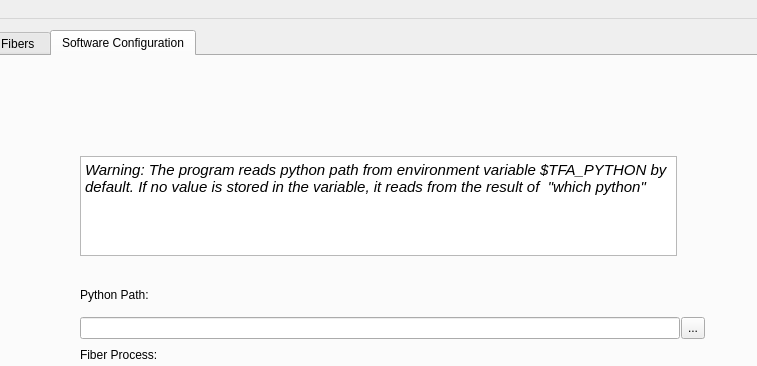
First picture: the form in mainwindow.ui, repository nintendops/T1T2FiberAnalyzer, before the edit; both pictures show x 173 to 930 and y 0 to 366 of the 1117 by 582 pixel window.
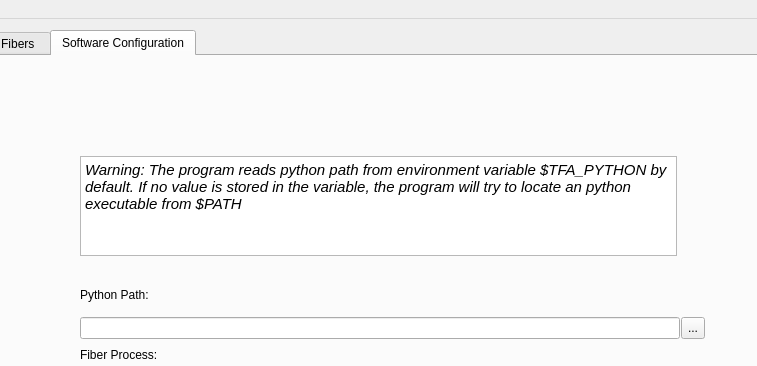
Second picture: the form after the edit. The open tabs and pages were chosen to show the change.

```diff
--- a/mainwindow.ui
+++ b/mainwindow.ui
@@ -688,7 +688,7 @@
 &lt;html&gt;&lt;head&gt;&lt;meta name=&quot;qrichtext&quot; content=&quot;1&quot; /&gt;&lt;style type=&quot;text/css&quot;&gt;
 p, li { white-space: pre-wrap; }
 &lt;/style&gt;&lt;/head&gt;&lt;body style=&quot; font-family:'Ubuntu'; font-size:11pt; font-weight:400; font-style:normal;&quot;&gt;
-&lt;p style=&quot; margin-top:0px; margin-bottom:0px; margin-left:0px; margin-right:0px; -qt-block-indent:0; text-indent:0px;&quot;&gt;&lt;span style=&quot; font-style:italic;&quot;&gt;Warning: The program reads python path from environment variable $TFA_PYTHON by default. If no value is stored in the variable, it reads from the result of  &amp;quot;which python&amp;quot; &lt;/span&gt;&lt;/p&gt;&lt;/body&gt;&lt;/html&gt;</string>
+&lt;p style=&quot; margin-top:0px; margin-bottom:0px; margin-left:0px; margin-right:0px; -qt-block-indent:0; text-indent:0px;&quot;&gt;&lt;span style=&quot; font-style:italic;&quot;&gt;Warning: The program reads python path from environment variable $TFA_PYTHON by default. If no value is stored in the variable, the program will try to locate an python executable from $PATH&lt;/span&gt;&lt;/p&gt;&lt;/body&gt;&lt;/html&gt;</string>
         </property>
        </widget>
        <widget class="QWidget" name="layoutWidget">
```
Left out of the diff: 2 changed lines with no effect on the pictures.
